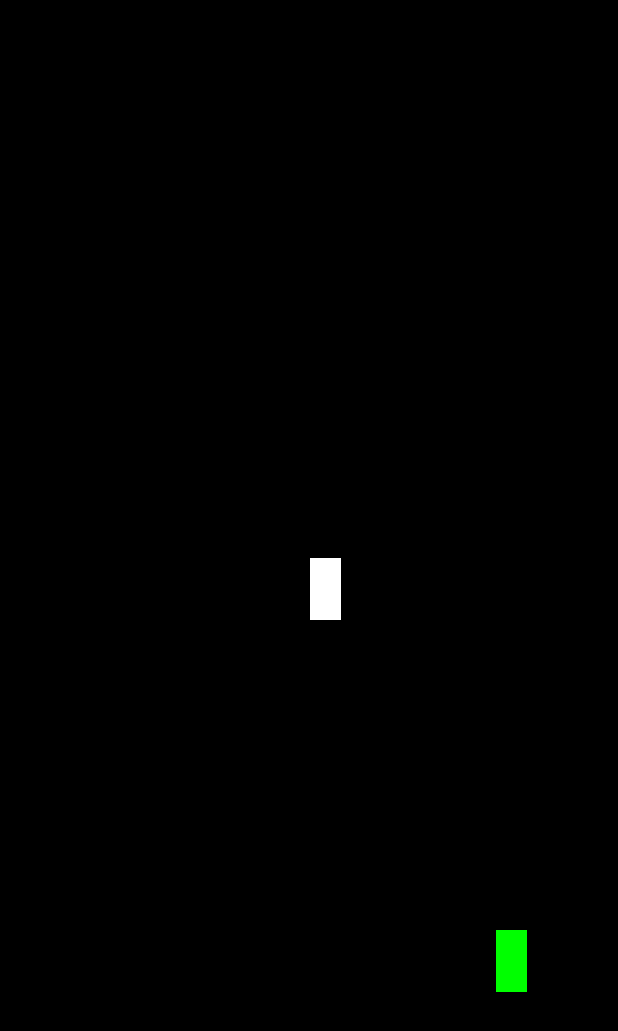
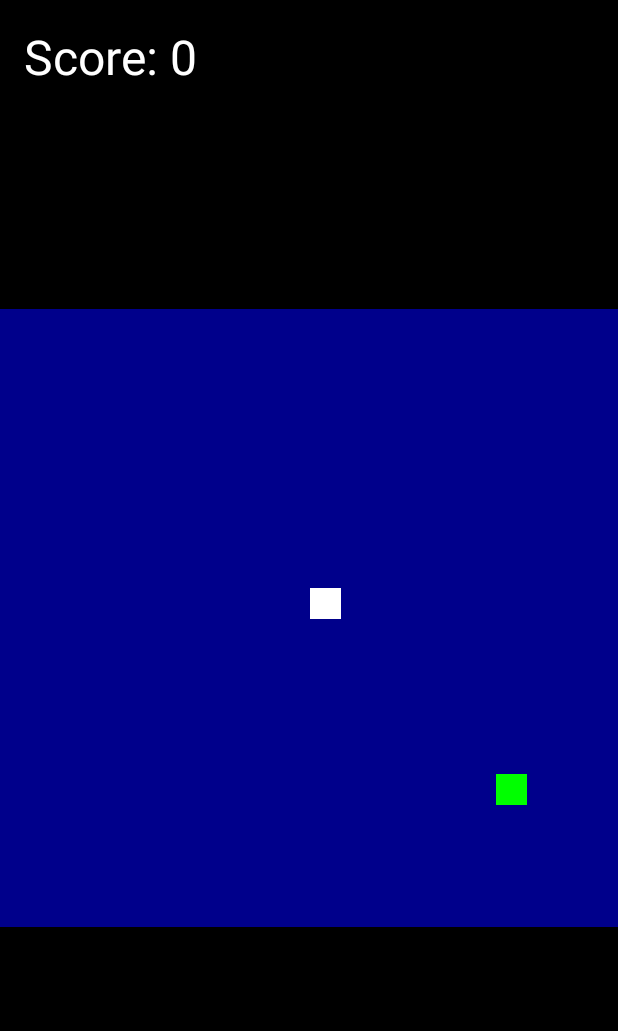
Before and after one commit to dan22000/Snake2025, an Android app: the screen it shows after launch (MainActivity), on a phone screen of 412 x 824 dp. Shown: the top 1031 px of the screen. Run offline under Robolectric (Android 15) with nearby library versions, the phone set to English and light mode, and no system bars.

Commit message:
Updated MainActivity.kt.

```diff
--- a/app/src/main/java/com/android/snake2025/MainActivity.kt
+++ b/app/src/main/java/com/android/snake2025/MainActivity.kt
@@ -9,6 +9,7 @@ import android.view.GestureDetector
 import android.view.MotionEvent
 import android.view.View
 import android.widget.LinearLayout
+import android.widget.TextView
 import androidx.appcompat.app.AppCompatActivity
 import kotlin.math.atan2
 import java.util.Random
@@ -17,16 +18,18 @@ class MainActivity : AppCompatActivity(), View.OnTouchListener, GestureDetector.
 
     private lateinit var layoutMain: LinearLayout
     private lateinit var gestureDetector: GestureDetector
+    private lateinit var layoutScore: TextView
 
     private val rows: MutableList<LinearLayout> = ArrayList()
     private val tileSize = 20
     private var snakeX = tileSize / 2
     private var snakeY = tileSize / 2
+    private var snakeSpeed = 200L
     private var snakeDirectionX = 0
     private var snakeDirectionY = 0
     private var appleX = 0
     private var appleY = 0
-
+    private var score = 0
 
     @SuppressLint("ClickableViewAccessibility")
     override fun onCreate(savedInstanceState: Bundle?) {
@@ -35,6 +38,7 @@ class MainActivity : AppCompatActivity(), View.OnTouchListener, GestureDetector.
         setContentView(R.layout.activity_main)
 
         gestureDetector = GestureDetector(this, this)
+        layoutScore = findViewById(R.id.score)
         layoutMain = findViewById(R.id.main)
         layoutMain.setOnTouchListener(this)
 
@@ -52,9 +56,11 @@ class MainActivity : AppCompatActivity(), View.OnTouchListener, GestureDetector.
                 snakeY += snakeDirectionY
 
                 if (!isGameOver()) {
+                    // TODO Display and update score
+                    // TODO Increase score and snake speed on apple collision
                     updateApple()
                     drawBoard()
-                    mainHandler.postDelayed(this, 500)
+                    mainHandler.postDelayed(this, snakeSpeed)
                 }
             }
         })
@@ -63,6 +69,12 @@ class MainActivity : AppCompatActivity(), View.OnTouchListener, GestureDetector.
     private fun updateApple() {
         if (appleX == snakeX && appleY == snakeY) {
             assignRandomApplePosition()
+            score += 5
+            if (score % 20 == 0) {
+                snakeSpeed -= 10
+            }
+
+            layoutScore.text = String.format(getString(R.string.score), score.toString())
         }
     }
 
@@ -88,7 +100,7 @@ class MainActivity : AppCompatActivity(), View.OnTouchListener, GestureDetector.
     private fun drawBoard() {
         for (x in 0 until tileSize) {
             for (y in 0 until tileSize) {
-                var color = Color.BLACK
+                var color = getColor(R.color.blue)
                 if (x == appleX && y == appleY) {
                     color = Color.GREEN
                 } else if (x == snakeX && y == snakeY) {
--- /dev/null
+++ b/app/src/main/java/com/android/snake2025/SquareLayout.kt
@@ -0,0 +1,15 @@
+package com.android.snake2025
+
+import android.content.Context
+import android.util.AttributeSet
+import android.widget.LinearLayout
+
+
+class SquareLayout @JvmOverloads constructor(
+    context: Context, attrs: AttributeSet? = null
+) : LinearLayout(context, attrs) {
+
+    override fun onMeasure(widthMeasureSpec: Int, heightMeasureSpec: Int) {
+        super.onMeasure(widthMeasureSpec, widthMeasureSpec)
+    }
+}
--- a/app/src/main/res/layout/activity_main.xml
+++ b/app/src/main/res/layout/activity_main.xml
@@ -1,11 +1,27 @@
 <?xml version="1.0" encoding="utf-8"?>
-<LinearLayout
+<FrameLayout
     xmlns:android="http://schemas.android.com/apk/res/android"
     xmlns:tools="http://schemas.android.com/tools"
-    android:id="@+id/main"
-    android:orientation="vertical"
+    android:background="@color/black"
     android:layout_width="match_parent"
-    android:layout_height="match_parent"
-    tools:context=".MainActivity">
+    android:layout_height="match_parent">
 
-</LinearLayout>
+    <TextView
+        android:id="@+id/score"
+        android:layout_width="wrap_content"
+        android:layout_height="wrap_content"
+        android:textSize="32sp"
+        android:textColor="@color/white"
+        android:padding="16dp"
+        android:text="Score: 0"/>
+
+    <com.android.snake2025.SquareLayout
+        android:id="@+id/main"
+        android:layout_width="match_parent"
+        android:layout_height="wrap_content"
+        android:layout_gravity="center"
+        android:orientation="vertical"
+        tools:context=".MainActivity">
+
+    </com.android.snake2025.SquareLayout>
+</FrameLayout>
--- a/app/src/main/res/values/colors.xml
+++ b/app/src/main/res/values/colors.xml
@@ -1,5 +1,6 @@
 <?xml version="1.0" encoding="utf-8"?>
 <resources>
+    <color name="blue">#00008B</color>
     <color name="black">#FF000000</color>
     <color name="white">#FFFFFFFF</color>
 </resources>
--- a/app/src/main/res/values/strings.xml
+++ b/app/src/main/res/values/strings.xml
@@ -1,3 +1,5 @@
 <resources>
     <string name="app_name">Snake2025</string>
+    <string name="score">Score: %s</string>
+    <string name="score_game_over">Score: %s Game Over!</string>
 </resources>
```
